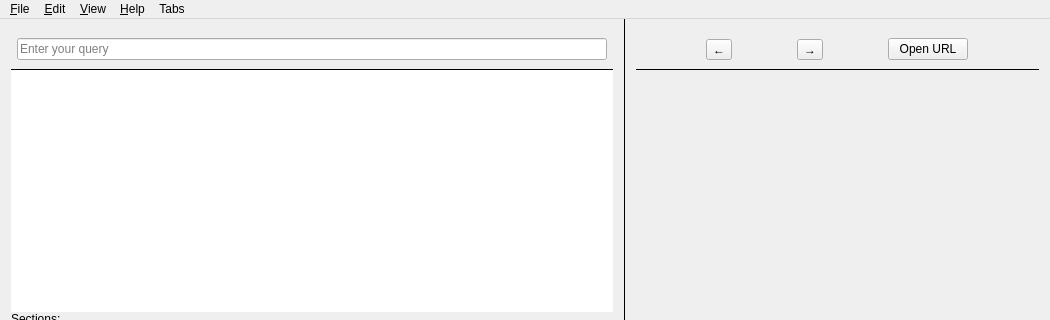
Old version of the form zeal/mainwindow.ui in the repository zealdocs/zeal; both pictures show x 0 to 1050 and y 0 to 320 of the 1050 by 579 pixel window.
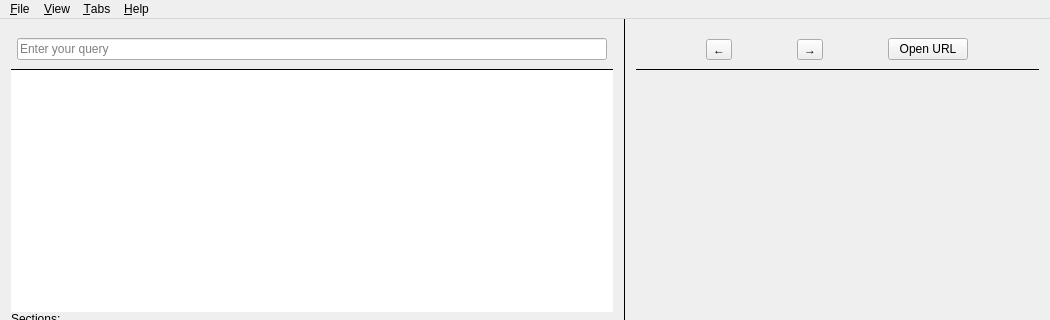
New version of the form. Icons and pictures are not drawn. Custom widgets are drawn as their Qt base class.

Commit message:
Reorganise the main menu
Move Options into the File menu. Make Help menu the last in the row.

```diff
--- a/zeal/mainwindow.ui
+++ b/zeal/mainwindow.ui
@@ -234,12 +234,6 @@
     <property name="title">
      <string>&amp;File</string>
     </property>
-    <addaction name="action_Quit"/>
-   </widget>
-   <widget class="QMenu" name="menu_Edit">
-    <property name="title">
-     <string>&amp;Edit</string>
-    </property>
     <addaction name="action_Options"/>
    </widget>
    <widget class="QMenu" name="menu_Help">
@@ -258,7 +252,7 @@
    </widget>
    <widget class="QMenu" name="menu_Tabs">
     <property name="title">
-     <string>Tabs</string>
+     <string>&amp;Tabs</string>
     </property>
     <addaction name="action_NewTab"/>
     <addaction name="action_CloseTab"/>
@@ -267,10 +261,9 @@
     <addaction name="action_PreviousTab"/>
    </widget>
    <addaction name="menu_File"/>
-   <addaction name="menu_Edit"/>
    <addaction name="menu_View"/>
-   <addaction name="menu_Help"/>
    <addaction name="menu_Tabs"/>
+   <addaction name="menu_Help"/>
   </widget>
   <action name="action_Quit">
    <property name="text">
```
Left out of the diff: 2 changed lines with no effect on the pictures.
